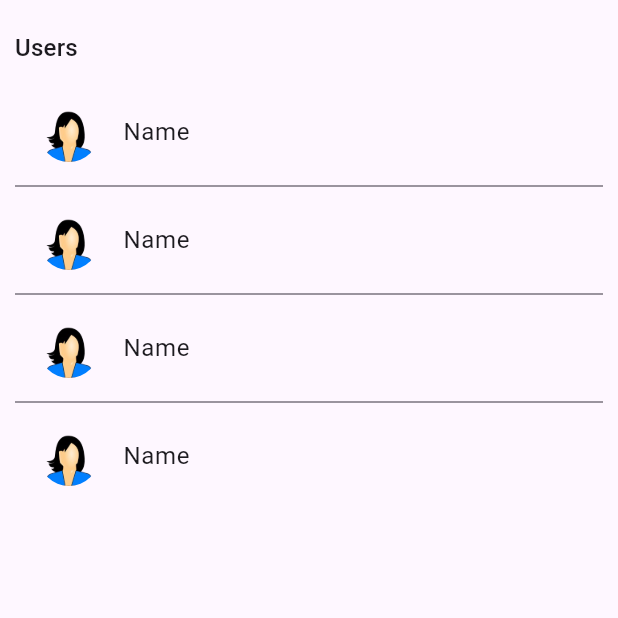
After one commit to peterBrxwn/demo_app, a Flutter app: the HomeScreen screen opened directly, on a phone screen of 412 x 824 dp, the top half of it. The commit adds this screen. Run offline on Flutter 3.47's test engine with Material 3 defaults, Android fonts, the phone set to English and light mode, and no system bars; our stand-ins replace firebase_core; accounts and stored records are empty.

Commit message:
Implemented Home screen, setup app images class, configured pubspec for images

```diff
--- /dev/null
+++ b/lib/constants/app_images.dart
@@ -0,0 +1,3 @@
+class AppImages {
+  static const String profile = 'assets/images/profile.png';
+}
--- /dev/null
+++ b/lib/screens/home_screen.dart
@@ -0,0 +1,46 @@
+import 'package:demo/constants/app_images.dart';
+import 'package:flutter/material.dart';
+
+class HomeScreen extends StatefulWidget {
+  const HomeScreen({super.key});
+
+  @override
+  State<HomeScreen> createState() => _HomeScreenState();
+}
+
+class _HomeScreenState extends State<HomeScreen> {
+  @override
+  Widget build(BuildContext context) {
+    return Scaffold(
+      body: SafeArea(
+        child: Padding(
+          padding: const EdgeInsets.symmetric(horizontal: 10, vertical: 20),
+          child: Column(
+            crossAxisAlignment: CrossAxisAlignment.start,
+            children: [
+              Text('Users', style: TextTheme.of(context).titleMedium),
+              const SizedBox(height: 16.0),
+              Expanded(
+                child: ListView.separated(
+                  itemCount: 4,
+                  separatorBuilder: (context, index) {
+                    return Divider(color: Theme.of(context).dividerColor);
+                  },
+                  itemBuilder: (context, index) {
+                    return const ListTile(
+                      leading: CircleAvatar(
+                        backgroundImage: AssetImage(AppImages.profile),
+                        backgroundColor: Colors.transparent,
+                      ),
+                      title: Text('Name'),
+                    );
+                  },
+                ),
+              ),
+            ],
+          ),
+        ),
+      ),
+    );
+  }
+}
--- a/lib/theme/theme.dart
+++ b/lib/theme/theme.dart
@@ -7,12 +7,18 @@ final ThemeData appTheme = ThemeData(
   textTheme: const TextTheme(
     bodyLarge: TextStyle(color: Color(0xFF374992)),
     bodyMedium: TextStyle(fontSize: 16, color: Color(0xFF374992)),
+    titleMedium: TextStyle(
+      color: Color(0xFF000000),
+      fontWeight: FontWeight.bold,
+    ),
   ),
   iconTheme: const IconThemeData(color: Color(0xFF8C8C8C)),
   colorScheme: ColorScheme.fromSwatch().copyWith(
     secondary: const Color(0xFF7883B4),
     onSecondary: Colors.white,
+    onSurface: const Color(0xFF494949),
   ),
+  dividerColor: const Color(0xFFB0B0B0),
   inputDecorationTheme: InputDecorationTheme(
     filled: true,
     fillColor: Colors.white,
--- a/pubspec.yaml
+++ b/pubspec.yaml
@@ -20,3 +20,5 @@ dev_dependencies:
 
 flutter:
   uses-material-design: true
+  assets:
+  - assets/images/profile.png
```
Also changed, not shown: assets/images/profile.png (added).
